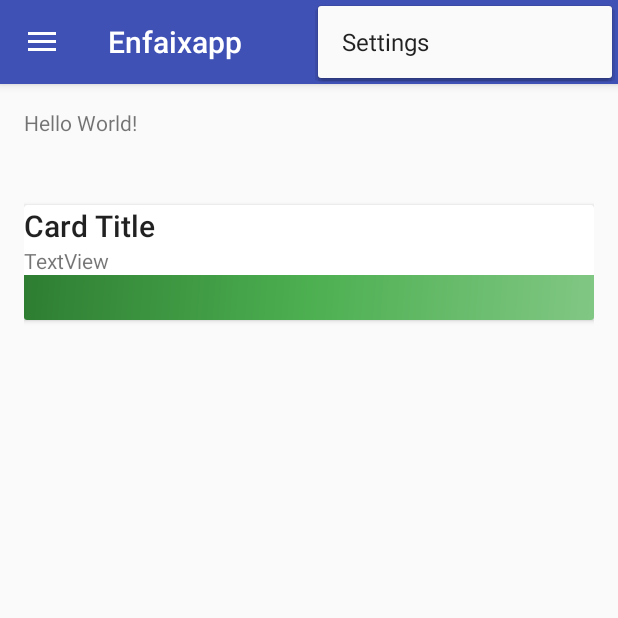
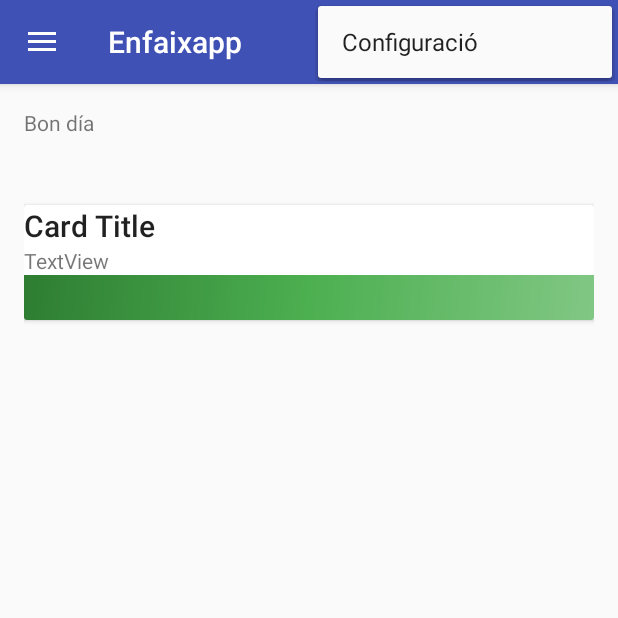
Before and after one commit to carlos2380/Enfaixapp, an Android app: the screen it shows after launch (MainActivity), with the options menu open, on a phone screen of 412 x 824 dp, the top half of it. Run offline under Robolectric (Android 15) with nearby library versions, the phone set to English and light mode, and no system bars.

Commit message:
String de prova en català

```diff
--- a/app/src/main/java/com/pes/enfaixapp/MainActivity.java
+++ b/app/src/main/java/com/pes/enfaixapp/MainActivity.java
@@ -31,6 +31,8 @@ public class MainActivity extends AppCompatActivity
                         .setAction("Action", null).show();
             }
         });
+
+        String s = getString(R.string.bon_dia);
 
         DrawerLayout drawer = (DrawerLayout) findViewById(R.id.drawer_layout);
         ActionBarDrawerToggle toggle = new ActionBarDrawerToggle(
--- a/app/src/main/res/layout/content_main.xml
+++ b/app/src/main/res/layout/content_main.xml
@@ -16,7 +16,7 @@
     <TextView
         android:layout_width="wrap_content"
         android:layout_height="wrap_content"
-        android:text="Hello World!"
+        android:text="@string/bon_dia"
         android:id="@+id/textView2" />
 
     <android.support.v7.widget.CardView
--- /dev/null
+++ b/app/src/main/res/values/strings_ca.xml
@@ -0,0 +1,9 @@
+<resources>
+    <string name="app_name">Enfaixapp</string>
+
+    <string name="navigation_drawer_open">Open navigation drawer</string>
+    <string name="navigation_drawer_close">Close navigation drawer</string>
+
+    <string name="action_settings">Configuració</string>
+    <string name="bon_dia">Bon día</string>
+</resources>
```
